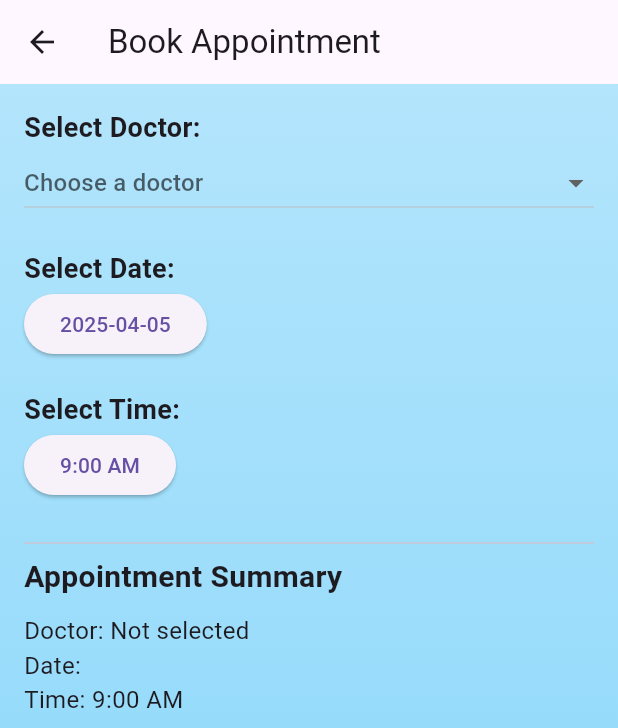
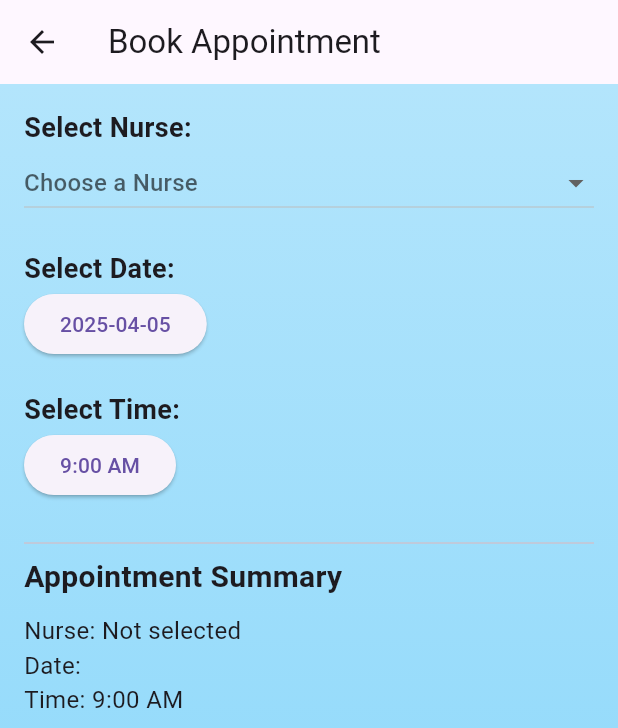
Before and after one commit to Ng1ny0-Kungu/medTrack-Flutter-app, a Flutter app: the AppointmentPage screen opened directly, on a phone screen of 412 x 824 dp. Shown: the top 728 px of the screen. Run offline on Flutter 3.47's test engine with Material 3 defaults, Android fonts, the phone set to English and light mode, and no system bars; our stand-ins replace firebase_core, flutter_secure_storage, logger, lucide_icons, shared_preferences, sqflite; accounts and stored records are empty.

Commit message:
Second Commit

```diff
--- a/lib/appointment_page.dart
+++ b/lib/appointment_page.dart
@@ -89,11 +89,11 @@ class _AppointmentPageState extends State<AppointmentPage> {
           child: Column(
             crossAxisAlignment: CrossAxisAlignment.start,
             children: [
-              Text("Select Doctor:", style: TextStyle(fontSize: 18, fontWeight: FontWeight.bold)),
+              Text("Select Nurse:", style: TextStyle(fontSize: 18, fontWeight: FontWeight.bold)),
               DropdownButton<String>(
                 isExpanded: true,
                 value: selectedDoctor,
-                hint: Text("Choose a doctor"),
+                hint: Text("Choose a Nurse"),
                 items: doctors.map((String doctor) {
                   return DropdownMenuItem<String>(
                     value: doctor,
@@ -134,7 +134,7 @@ class _AppointmentPageState extends State<AppointmentPage> {
               Divider(),
               Text("Appointment Summary", style: TextStyle(fontSize: 20, fontWeight: FontWeight.bold)),
               SizedBox(height: 10),
-              Text("Doctor: ${selectedDoctor ?? "Not selected"}", style: TextStyle(fontSize: 16)),
+              Text("Nurse: ${selectedDoctor ?? "Not selected"}", style: TextStyle(fontSize: 16)),
               Text("Date: ${selectedDate.toLocal()}".split(' ')[0], style: TextStyle(fontSize: 16)),
               Text("Time: ${selectedTime.format(context)}", style: TextStyle(fontSize: 16)),
               SizedBox(height: 30),
```
